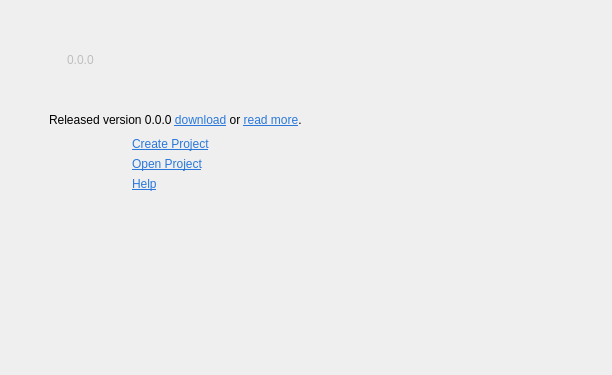
Qt form src/bin/Scenarist/UserInterfaceLayer/StartUp/StartUpView.ui (dimkanovikov/KITScenarist) before a commit.
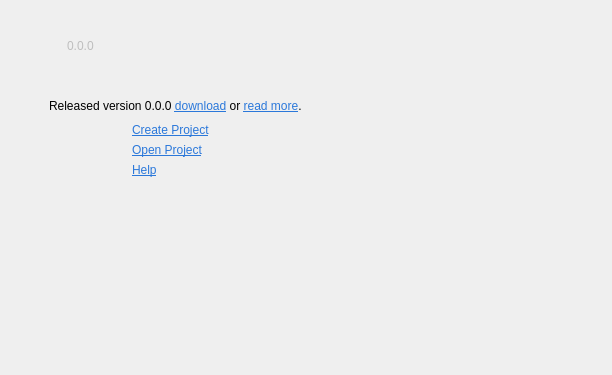
The same form after that commit. Icons and pictures are not drawn.

What changed in the file:
```diff
--- a/src/bin/Scenarist/UserInterfaceLayer/StartUp/StartUpView.ui
+++ b/src/bin/Scenarist/UserInterfaceLayer/StartUp/StartUpView.ui
@@ -97,7 +97,7 @@
          <number>40</number>
         </property>
         <property name="topMargin">
-         <number>30</number>
+         <number>16</number>
         </property>
         <property name="rightMargin">
          <number>20</number>
```
Left out of the diff: 2 changed lines with no effect on the pictures.
